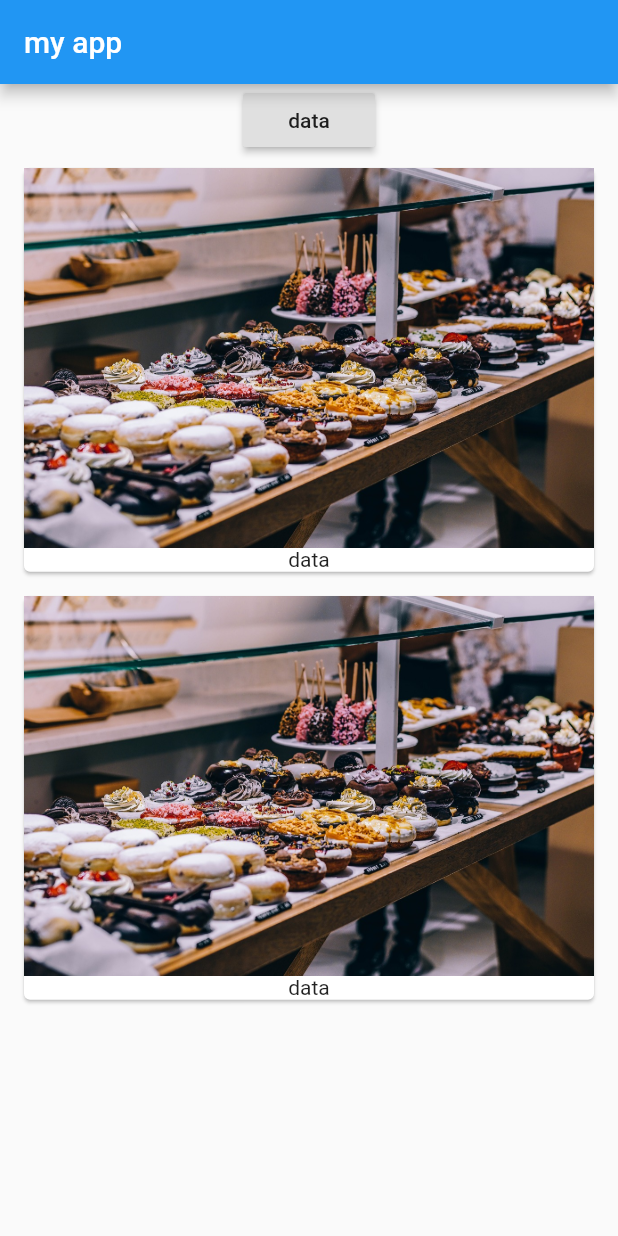
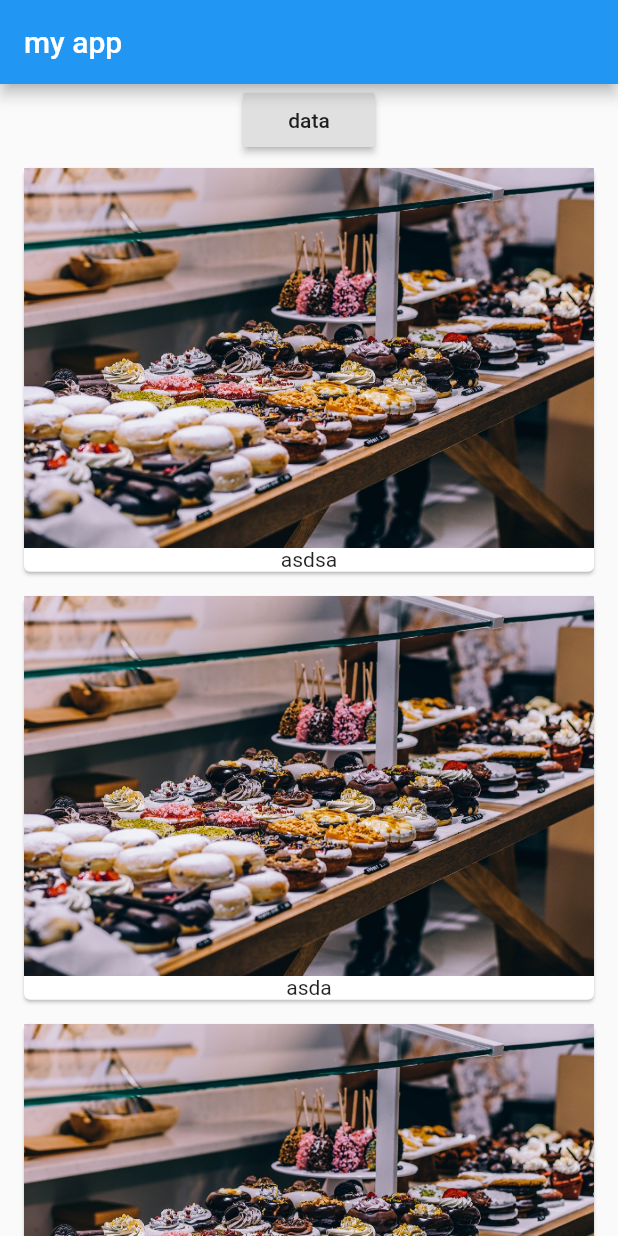
Before and after one commit to dostdar/list_app, a Flutter app: the screen it shows after launch, on a phone screen of 412 x 824 dp. Run offline on Flutter 3.47's test engine with Material 2 defaults, Android fonts, the phone set to English and light mode, and no system bars.

Commit message:
rest time

```diff
--- a/lib/main.dart
+++ b/lib/main.dart
@@ -19,7 +19,7 @@ class _MyAppState extends State<MyApp> {
         appBar: AppBar(
           title: Text("my app"),
         ),
-        body:ProudctManager() ,
+        body:ProudctManager("first") ,
       ),
     );
   }
--- a/lib/product_maneger.dart
+++ b/lib/product_maneger.dart
@@ -2,12 +2,22 @@ import 'package:flutter/material.dart';
 import './products.dart';
 
 class ProudctManager extends StatefulWidget {
+  final String first;
+  ProudctManager(this.first);
   @override
   _ProudctManagerState createState() => _ProudctManagerState();
 }
 
 class _ProudctManagerState extends State<ProudctManager> {
+
   List<String> list = ["asdsa", "asda"];
+
+@override
+  void initState() {
+    list.add(widget.first);
+    super.initState();
+  }
+
   @override
   Widget build(BuildContext context) {
     return ListView(
--- a/lib/products.dart
+++ b/lib/products.dart
@@ -16,7 +16,7 @@ class Products extends StatelessWidget {
     child: Column(
       children: <Widget>[
         Image.asset("assets/food.jpeg"),
-        Text("data")
+        Text(element)
       ],
     ),
                 )
```
